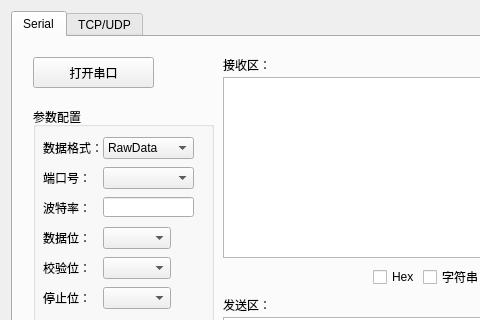
Before: the Qt Designer form widget.ui in leon-sl/PyQt_Upper_Tools, drawn with Qt 5; both pictures show x 0 to 480 and y 0 to 320 of the 664 by 446 pixel window.
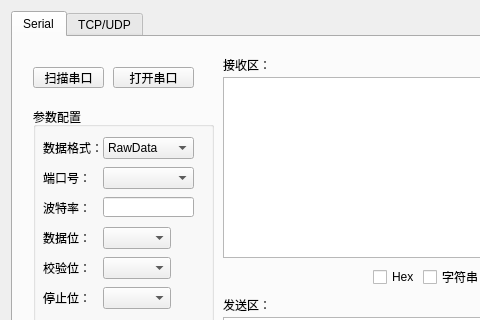
After: the same form once the commit is applied.

Commit message: add combox index test

Diff of the .ui file:
```diff
--- a/widget.ui
+++ b/widget.ui
@@ -29,10 +29,10 @@
       <widget class="QPushButton" name="push_button_open_serial">
        <property name="geometry">
         <rect>
-         <x>20</x>
-         <y>20</y>
-         <width>121</width>
-         <height>31</height>
+         <x>100</x>
+         <y>30</y>
+         <width>81</width>
+         <height>21</height>
         </rect>
        </property>
        <property name="text">
@@ -486,6 +486,19 @@
         </property>
        </widget>
       </widget>
+      <widget class="QPushButton" name="push_button_scan_serial">
+       <property name="geometry">
+        <rect>
+         <x>20</x>
+         <y>30</y>
+         <width>71</width>
+         <height>21</height>
+        </rect>
+       </property>
+       <property name="text">
+        <string>扫描串口</string>
+       </property>
+      </widget>
      </widget>
      <widget class="QWidget" name="tab_tcp_udp">
       <attribute name="title">
```
Left out of the diff: 5 changed lines with no effect on the pictures. The commit also changes 2 other files.
